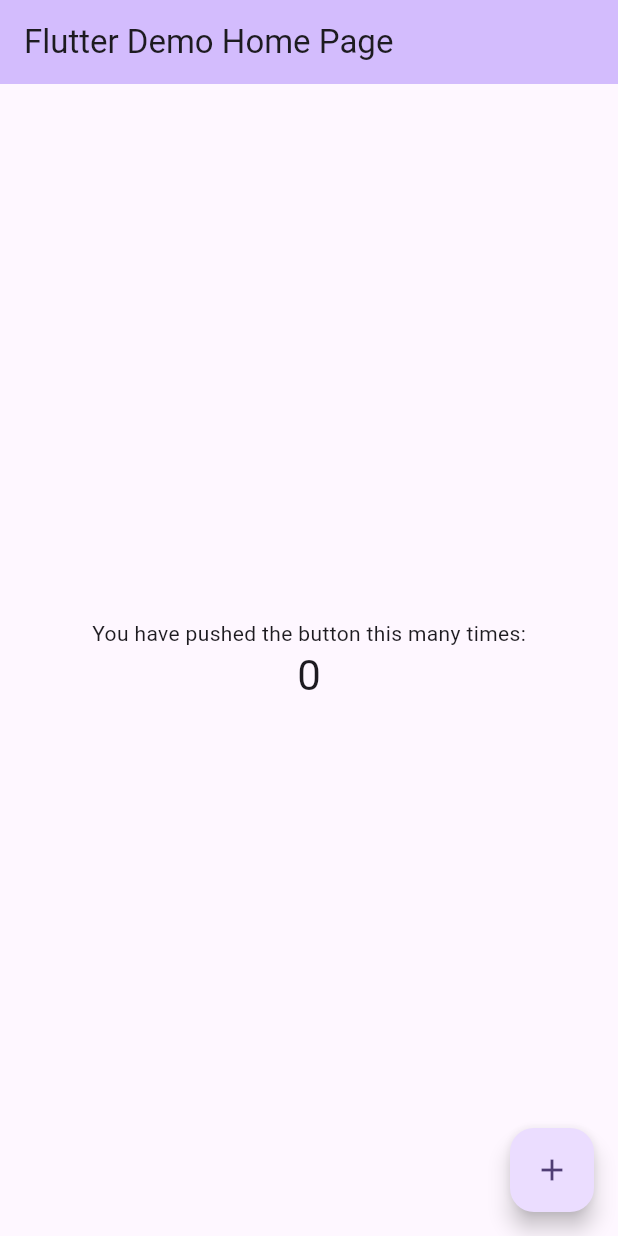
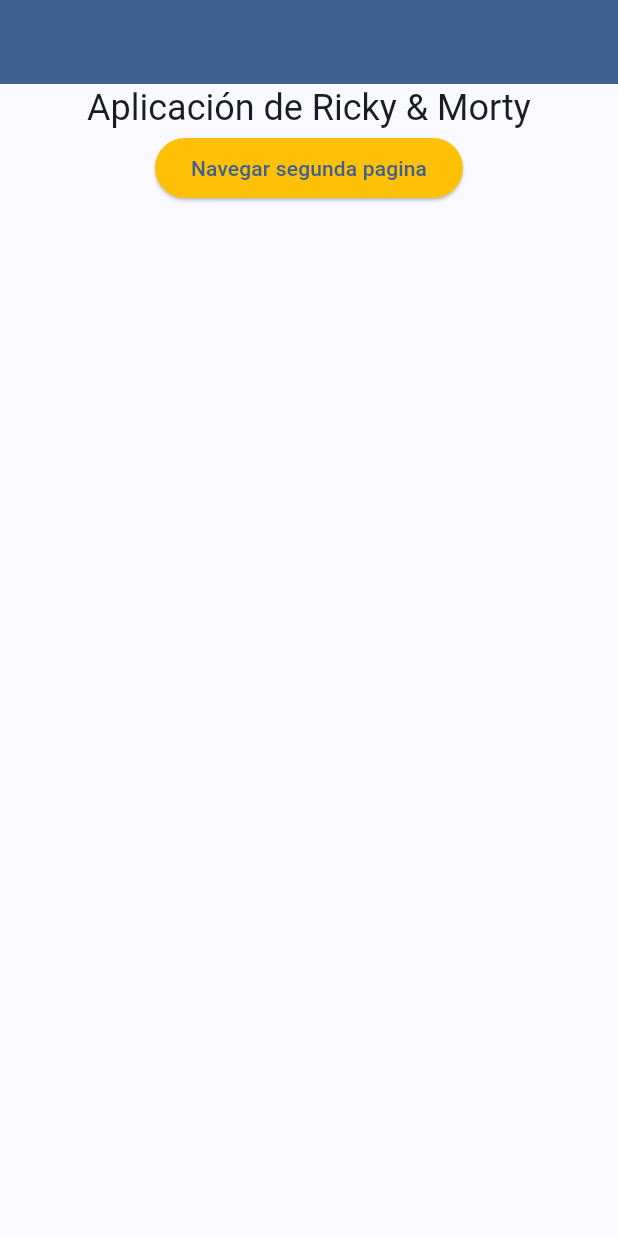
Before and after one commit to lbianfa/ram_app, a Flutter app: the screen it shows after launch, on a phone screen of 412 x 824 dp. Run offline on Flutter 3.47's test engine with Material 3 defaults, Android fonts, the light colour scheme and no system bars.

Commit message:
home_page added

```diff
--- a/lib/main.dart
+++ b/lib/main.dart
@@ -1,4 +1,5 @@
 import 'package:flutter/material.dart';
+import 'package:ram_app/pages/home_page.dart';
 
 void main() {
   runApp(const MyApp());
@@ -13,110 +14,9 @@
     return MaterialApp(
       title: 'Flutter Demo',
       theme: ThemeData(
-        // This is the theme of your application.
-        //
-        // TRY THIS: Try running your application with "flutter run". You'll see
-        // the application has a purple toolbar. Then, without quitting the app,
-        // try changing the seedColor in the colorScheme below to Colors.green
-        // and then invoke "hot reload" (save your changes or press the "hot
-        // reload" button in a Flutter-supported IDE, or press "r" if you used
-        // the command line to start the app).
-        //
-        // Notice that the counter didn't reset back to zero; the application
-        // state is not lost during the reload. To reset the state, use hot
-        // restart instead.
-        //
-        // This works for code too, not just values: Most code changes can be
-        // tested with just a hot reload.
-        colorScheme: ColorScheme.fromSeed(seedColor: Colors.deepPurple),
+        colorScheme: ColorScheme.fromSeed(seedColor: Color(0xFF202329)),
       ),
-      home: const MyHomePage(title: 'Flutter Demo Home Page'),
+      home: HomePage(),
     );
   }
 }
-
-class MyHomePage extends StatefulWidget {
-  const MyHomePage({super.key, required this.title});
-
-  // This widget is the home page of your application. It is stateful, meaning
-  // that it has a State object (defined below) that contains fields that affect
-  // how it looks.
-
-  // This class is the configuration for the state. It holds the values (in this
-  // case the title) provided by the parent (in this case the App widget) and
-  // used by the build method of the State. Fields in a Widget subclass are
-  // always marked "final".
-
-  final String title;
-
-  @override
-  State<MyHomePage> createState() => _MyHomePageState();
-}
-
-class _MyHomePageState extends State<MyHomePage> {
-  int _counter = 0;
-
-  void _incrementCounter() {
-    setState(() {
-      // This call to setState tells the Flutter framework that something has
-      // changed in this State, which causes it to rerun the build method below
-      // so that the display can reflect the updated values. If we changed
-      // _counter without calling setState(), then the build method would not be
-      // called again, and so nothing would appear to happen.
-      _counter++;
-    });
-  }
-
-  @override
-  Widget build(BuildContext context) {
-    // This method is rerun every time setState is called, for instance as done
-    // by the _incrementCounter method above.
-    //
-    // The Flutter framework has been optimized to make rerunning build methods
-    // fast, so that you can just rebuild anything that needs updating rather
-    // than having to individually change instances of widgets.
-    return Scaffold(
-      appBar: AppBar(
-        // TRY THIS: Try changing the color here to a specific color (to
-        // Colors.amber, perhaps?) and trigger a hot reload to see the AppBar
-        // change color while the other colors stay the same.
-        backgroundColor: Theme.of(context).colorScheme.inversePrimary,
-        // Here we take the value from the MyHomePage object that was created by
-        // the App.build method, and use it to set our appbar title.
-        title: Text(widget.title),
-      ),
-      body: Center(
-        // Center is a layout widget. It takes a single child and positions it
-        // in the middle of the parent.
-        child: Column(
-          // Column is also a layout widget. It takes a list of children and
-          // arranges them vertically. By default, it sizes itself to fit its
-          // children horizontally, and tries to be as tall as its parent.
-          //
-          // Column has various properties to control how it sizes itself and
-          // how it positions its children. Here we use mainAxisAlignment to
-          // center the children vertically; the main axis here is the vertical
-          // axis because Columns are vertical (the cross axis would be
-          // horizontal).
-          //
-          // TRY THIS: Invoke "debug painting" (choose the "Toggle Debug Paint"
-          // action in the IDE, or press "p" in the console), to see the
-          // wireframe for each widget.
-          mainAxisAlignment: MainAxisAlignment.center,
-          children: <Widget>[
-            const Text('You have pushed the button this many times:'),
-            Text(
-              '$_counter',
-              style: Theme.of(context).textTheme.headlineMedium,
-            ),
-          ],
-        ),
-      ),
-      floatingActionButton: FloatingActionButton(
-        onPressed: _incrementCounter,
-        tooltip: 'Increment',
-        child: const Icon(Icons.add),
-      ), // This trailing comma makes auto-formatting nicer for build methods.
-    );
-  }
-}
--- /dev/null
+++ b/lib/pages/home_page.dart
@@ -0,0 +1,27 @@
+import 'package:flutter/material.dart';
+
+class HomePage extends StatelessWidget {
+  const HomePage({super.key});
+
+  @override
+  Widget build(BuildContext context) {
+    return Scaffold(
+      appBar: AppBar(backgroundColor: Theme.of(context).colorScheme.primary),
+      body: Center(
+        child: Column(
+          children: [
+            Text(
+              "Aplicación de Ricky & Morty",
+              style: Theme.of(context).textTheme.headlineSmall,
+            ),
+            ElevatedButton(
+              onPressed: () {},
+              style: ElevatedButton.styleFrom(backgroundColor: Colors.amber),
+              child: Text("Navegar segunda pagina"),
+            ),
+          ],
+        ),
+      ),
+    );
+  }
+}
--- a/pubspec.yaml
+++ b/pubspec.yaml
@@ -34,6 +34,7 @@
   # The following adds the Cupertino Icons font to your application.
   # Use with the CupertinoIcons class for iOS style icons.
   cupertino_icons: ^1.0.8
+  go_router: ^14.8.1
 
 dev_dependencies:
   flutter_test:
```
Also changed, not shown: pubspec.lock, 1 other file.
